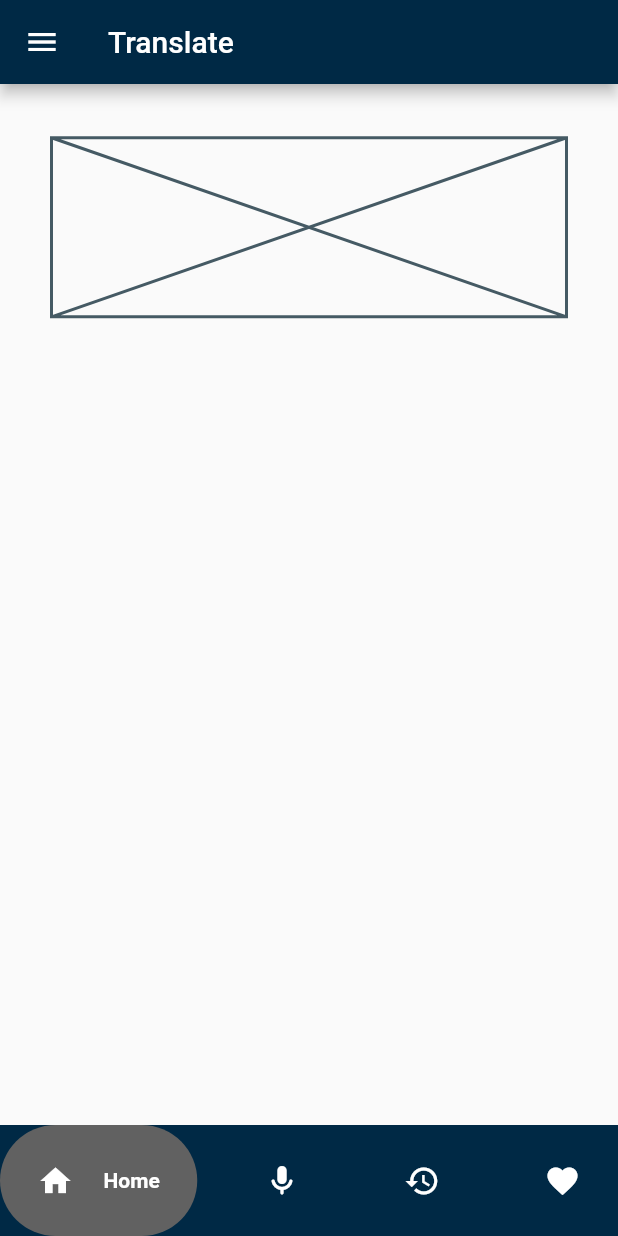
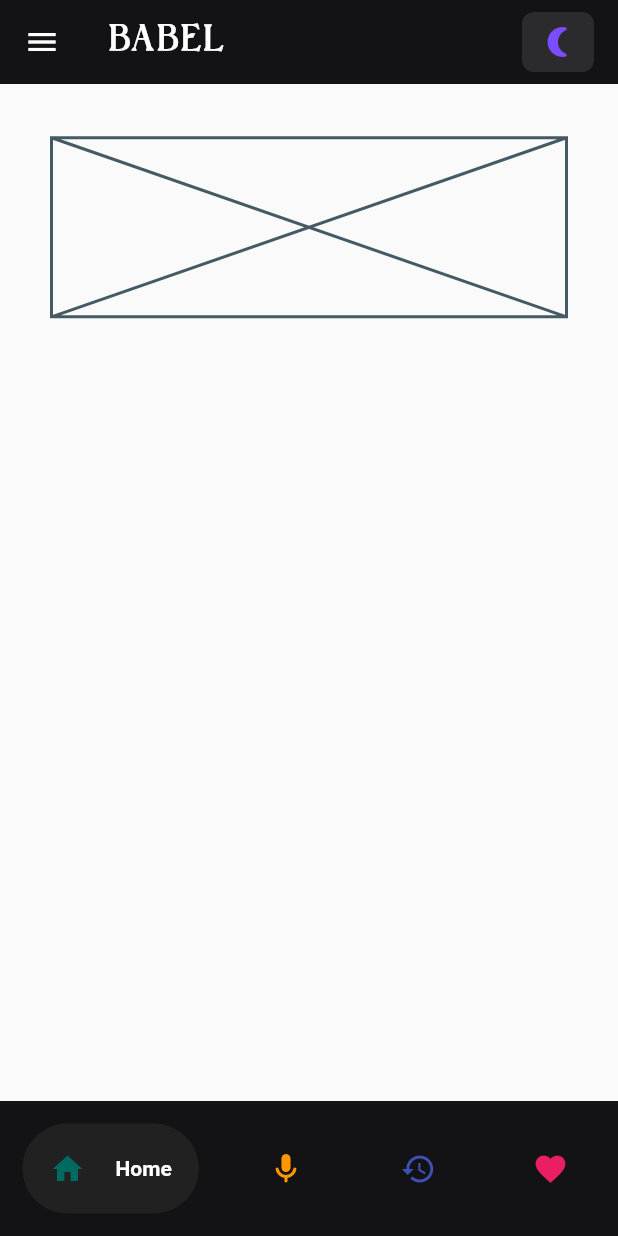
Before and after one commit to sev-n/translate, a Flutter app: the screen it shows after launch, on a phone screen of 412 x 824 dp. Run offline on Flutter 3.47's test engine with Material 2 defaults, Android fonts, the phone set to English and light mode, and no system bars; drawn by our look-alikes of google_nav_bar; our stand-ins replace flutter_screenutil.

Commit message:
darktheme, themeswitcher, adjust and refactored botton nav

```diff
--- a/lib/colors.dart
+++ b/lib/colors.dart
@@ -1,25 +1,23 @@
 import 'package:flutter/material.dart';
 
-const MaterialColor mcgpalette =
-    MaterialColor(_mcgpalettePrimaryValue, <int, Color>{
-  50: Color(0xFFE0E5E9),
-  100: Color(0xFFB3BFC7),
-  200: Color(0xFF8094A2),
-  300: Color(0xFF4D697D),
-  400: Color(0xFF264961),
-  500: Color(_mcgpalettePrimaryValue),
-  600: Color(0xFF00243E),
-  700: Color(0xFF001F36),
-  800: Color(0xFF00192E),
-  900: Color(0xFF000F1F),
+const MaterialColor dark = MaterialColor(_darkPrimaryValue, <int, Color>{
+  50: Color(0xFFE3E3E3),
+  100: Color(0xFFB8B8B9),
+  200: Color(0xFF89898B),
+  300: Color(0xFF5A5A5C),
+  400: Color(0xFF363639),
+  500: Color(_darkPrimaryValue),
+  600: Color(0xFF111113),
+  700: Color(0xFF0E0E10),
+  800: Color(0xFF0B0B0C),
+  900: Color(0xFF060606),
 });
-const int _mcgpalettePrimaryValue = 0xFF002945;
+const int _darkPrimaryValue = 0xFF131316;
 
-const MaterialColor mcgpaletteAccent =
-    MaterialColor(_mcgpaletteAccentValue, <int, Color>{
-  100: Color(0xFF5C92FF),
-  200: Color(_mcgpaletteAccentValue),
-  400: Color(0xFF0052F5),
-  700: Color(0xFF0049DB),
+const MaterialColor darkAccent = MaterialColor(_darkAccentValue, <int, Color>{
+  100: Color(0xFFFF4E4E),
+  200: Color(_darkAccentValue),
+  400: Color(0xFFE70000),
+  700: Color(0xFFCE0000),
 });
-const int _mcgpaletteAccentValue = 0xFF2970FF;
+const int _darkAccentValue = 0xFFFF1B1B;
--- a/lib/home.dart
+++ b/lib/home.dart
@@ -1,6 +1,5 @@
 import 'package:flutter/material.dart';
-import 'bottomnav.dart';
-import 'colors.dart';
+import 'package:translate/colors.dart';
 import 'pages/bottom_nav_pages/conversation.dart';
 import 'pages/bottom_nav_pages/default_page.dart';
 import 'pages/bottom_nav_pages/favorite.dart';
@@ -15,6 +14,10 @@ class HomePage extends StatefulWidget {
 }
 
 class HomePageState extends State<HomePage> {
+  //darkmode
+  bool isDarkMode = false;
+
+  //index
   int currentIndex = 0;
 
   void updateIndex(int index) {
@@ -35,15 +38,20 @@ class HomePageState extends State<HomePage> {
     return Scaffold(
       bottomNavigationBar: SingleChildScrollView(
         scrollDirection: Axis.horizontal,
+        child: SizedBox(
+          width: MediaQuery.of(context).size.width,
           child: Container(
-          width: MediaQuery.of(context).size.width,
-          color: mcgpalette,
+            color: dark,
+            child: Padding(
+              padding:
+                  const EdgeInsets.symmetric(horizontal: 15.0, vertical: 15.0),
               child: GNav(
-            backgroundColor: mcgpalette,
-            color: Colors.white,
+                backgroundColor: const Color(0xff131316),
+                color: const Color(0xff131316),
                 activeColor: Colors.white,
-            tabBackgroundColor: Colors.grey.shade700,
                 gap: 20,
+                padding: const EdgeInsets.all(18),
+                tabBackgroundColor: Colors.grey.shade900,
                 selectedIndex: currentIndex,
                 onTabChange: (index) {
                   updateIndex(index);
@@ -54,30 +62,71 @@ class HomePageState extends State<HomePage> {
                   GButton(
                     icon: Icons.home,
                     text: 'Home',
-                iconColor: Colors.white,
+                    iconColor: Color(0xFF006A60),
+                    iconActiveColor: Color(0xFF006A60),
+                    rippleColor: Color(0xFF006A60),
                   ),
                   GButton(
                     icon: Icons.mic_rounded,
                     text: 'Conversation',
-                iconColor: Colors.white,
+                    iconColor: Colors.orange,
+                    iconActiveColor: Colors.orange,
+                    rippleColor: Colors.amber,
                   ),
                   GButton(
                     icon: Icons.history,
                     text: 'History',
-                iconColor: Colors.white,
+                    iconColor: Colors.indigo,
+                    iconActiveColor: Colors.indigo,
+                    rippleColor: Colors.indigoAccent,
                   ),
                   GButton(
                     icon: Icons.favorite,
                     text: 'Favorite',
-                iconColor: Colors.white,
+                    iconColor: Colors.pink,
+                    iconActiveColor: Colors.pink,
+                    rippleColor: Colors.pinkAccent,
                   )
                 ],
               ),
             ),
           ),
+        ),
+      ),
       appBar: AppBar(
-        title: const Text('Translate'),
-        //elevation: 0,
+        title: const Text(
+          'BABEL',
+          style: TextStyle(
+            fontFamily: 'Morgenwalsh',
+            fontSize: 24,
+            fontWeight: FontWeight.bold,
+            letterSpacing: 3,
+          ),
+        ),
+        elevation: 0,
+        actions: [
+          Padding(
+            padding: const EdgeInsets.only(right: 16.0, top: 8.0, bottom: 8.0),
+            child: Container(
+              decoration: BoxDecoration(
+                shape: BoxShape.rectangle,
+                color: Colors.white70.withOpacity(0.1),
+                borderRadius: BorderRadius.circular(8.0),
+              ),
+              child: IconButton(
+                icon: isDarkMode
+                    ? const Icon(Icons.wb_sunny, color: Colors.amberAccent)
+                    : const Icon(Icons.nightlight_round,
+                        color: Colors.deepPurpleAccent),
+                onPressed: () {
+                  setState(() {
+                    isDarkMode = !isDarkMode;
+                  });
+                },
+              ),
+            ),
+          ),
+        ],
       ),
       drawer: Drawer(
         child: ListView(
@@ -85,28 +134,31 @@ class HomePageState extends State<HomePage> {
           children: <Widget>[
             const DrawerHeader(
               decoration: BoxDecoration(
-                color: Color(0xFF002945),
+                color: Color(0xff131316),
               ),
               child: Text(
                 'Babel',
                 style: TextStyle(
+                  fontFamily: 'Morgenwalsh',
+                  fontSize: 24,
                   fontWeight: FontWeight.bold,
-                    color: Colors.white,
-                    fontSize: 20),
+                  letterSpacing: 4,
+                  color: Color(0xfffdfffc),
+                ),
               ),
             ),
             ListTile(
               leading: const Icon(
                 Icons.three_p_rounded,
-                color: Color(0xff002945),
+                color: Color(0xff011627),
               ),
               title: const Text('About',
                   style: TextStyle(
                     fontWeight: FontWeight.bold,
-                    color: Color(0xff264961),
+                    color: Color(0xff011627),
                   )),
               //selected: selectedPage == 1,
-              selectedTileColor: const Color(0xffB3BFC7),
+              selectedTileColor: const Color(0xfffdfffc),
               onTap: () {
                 Navigator.pop(context);
                 Navigator.pushNamed(context, '/about');
@@ -115,13 +167,13 @@ class HomePageState extends State<HomePage> {
             ListTile(
               leading: const Icon(
                 Icons.security,
-                color: Color(0xff002945),
+                color: Color(0xff011627),
               ),
               title: const Text(
                 'Privacy Policy',
                 style: TextStyle(
                   fontWeight: FontWeight.bold,
-                  color: Color(0xff264961),
+                  color: Color(0xff011627),
                 ),
               ),
               //selected: selectedPage == 2,
@@ -180,56 +232,3 @@ class _ExampleDropdownButtonState extends State<ExampleDropdownButton> {
     );
   }
 }
-
-// class Nav extends StatefulWidget {
-//   const Nav({super.key});
-
-//   @override
-//   State<Nav> createState() => _NavState();
-// }
-
-// class _NavState extends State<Nav> {
-
-
-//   @override
-//   Widget build(BuildContext context) {
-//     return SingleChildScrollView(
-//       scrollDirection: Axis.horizontal,
-//       child: GNav(
-//         backgroundColor: mcgpalette,
-//         color: Colors.white,
-//         activeColor: Colors.white,
-//         tabBackgroundColor: Colors.grey.shade700,
-//         gap: 20,
-//         selectedIndex: currentIndex,
-//         onTabChange: (index) {
-//           updateIndex(index);
-//           debugPrint('Current Index: $currentIndex');
-//         },
-//         //padding: const EdgeInsets.all(16),
-//         tabs: const [
-//           GButton(
-//             icon: Icons.home,
-//             text: 'Home',
-//             iconColor: Colors.white,
-//           ),
-//           GButton(
-//             icon: Icons.mic_rounded,
-//             text: 'Conversation',
-//             iconColor: Colors.white,
-//           ),
-//           GButton(
-//             icon: Icons.history,
-//             text: 'History',
-//             iconColor: Colors.white,
-//           ),
-//           GButton(
-//             icon: Icons.favorite,
-//             text: 'Favorite',
-//             iconColor: Colors.white,
-//           )
-//         ],
-//       ),
-//     );
-//   }
-// }
--- a/lib/main.dart
+++ b/lib/main.dart
@@ -1,7 +1,6 @@
 import 'package:flutter/material.dart';
 import 'package:flutter_screenutil/flutter_screenutil.dart';
 import 'package:translate/colors.dart';
-
 import 'home.dart';
 import 'pages/about.dart';
 import 'pages/privacy.dart';
@@ -24,7 +23,7 @@ class MyApp extends StatelessWidget {
           debugShowCheckedModeBanner: false,
           title: 'Flutter Demo',
           theme: ThemeData(
-            primarySwatch: mcgpalette,
+            primarySwatch: dark,
           ),
           home: const HomePage(),
           routes: {
--- a/pubspec.yaml
+++ b/pubspec.yaml
@@ -37,6 +37,7 @@ dependencies:
   flutter_screenutil: ^5.7.0
   provider: ^6.0.5
   google_nav_bar: ^5.0.6
+  shared_preferences: ^2.1.0
 
 dev_dependencies:
   flutter_test:
@@ -58,6 +59,10 @@ flutter:
   # included with your application, so that you can use the icons in
   # the material Icons class.
   uses-material-design: true
+  fonts:
+    - family: Morgenwalsh
+      fonts:
+        - asset: assets/fonts/Morgenwalsh.otf
 
   # To add assets to your application, add an assets section, like this:
   assets:
```
Also changed, not shown: assets/fonts/Morgenwalsh.otf (added), pubspec.lock, 1 other file. Lines whose indentation alone changed are shown as unchanged.
